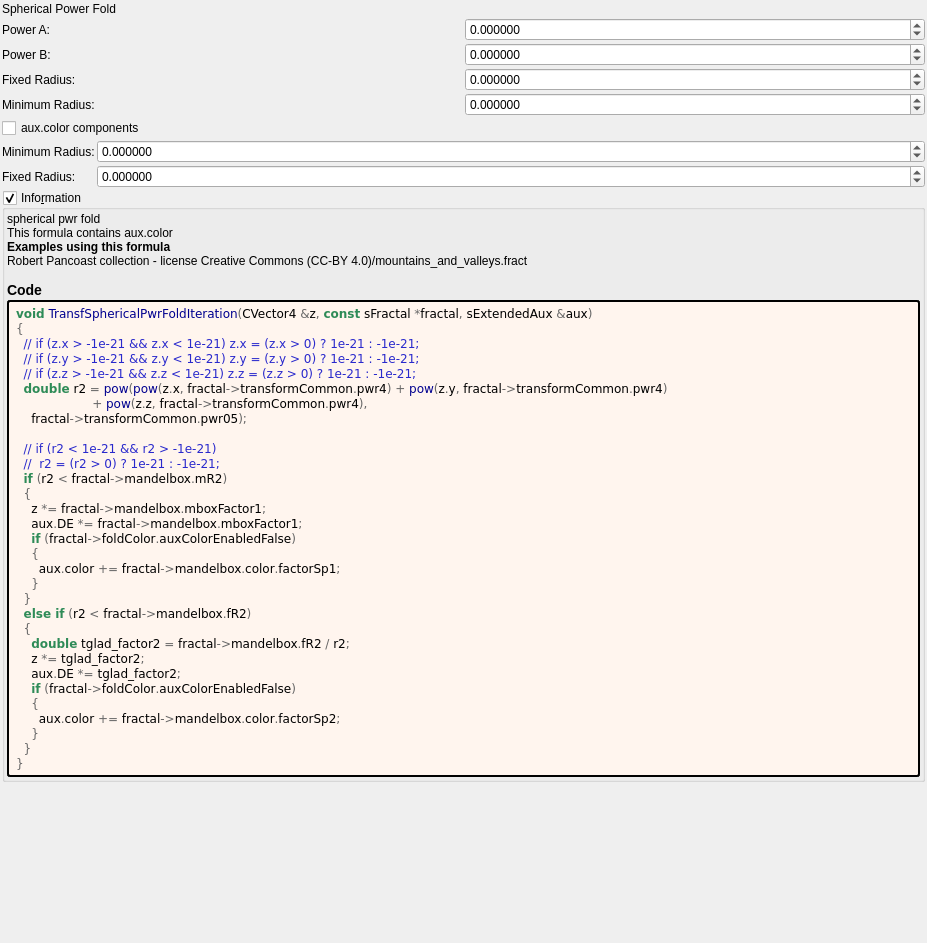
buddhi1980/mandelbulber2, file mandelbulber2/formula/ui/transf_spherical_pwr_fold.ui: the form before one commit.
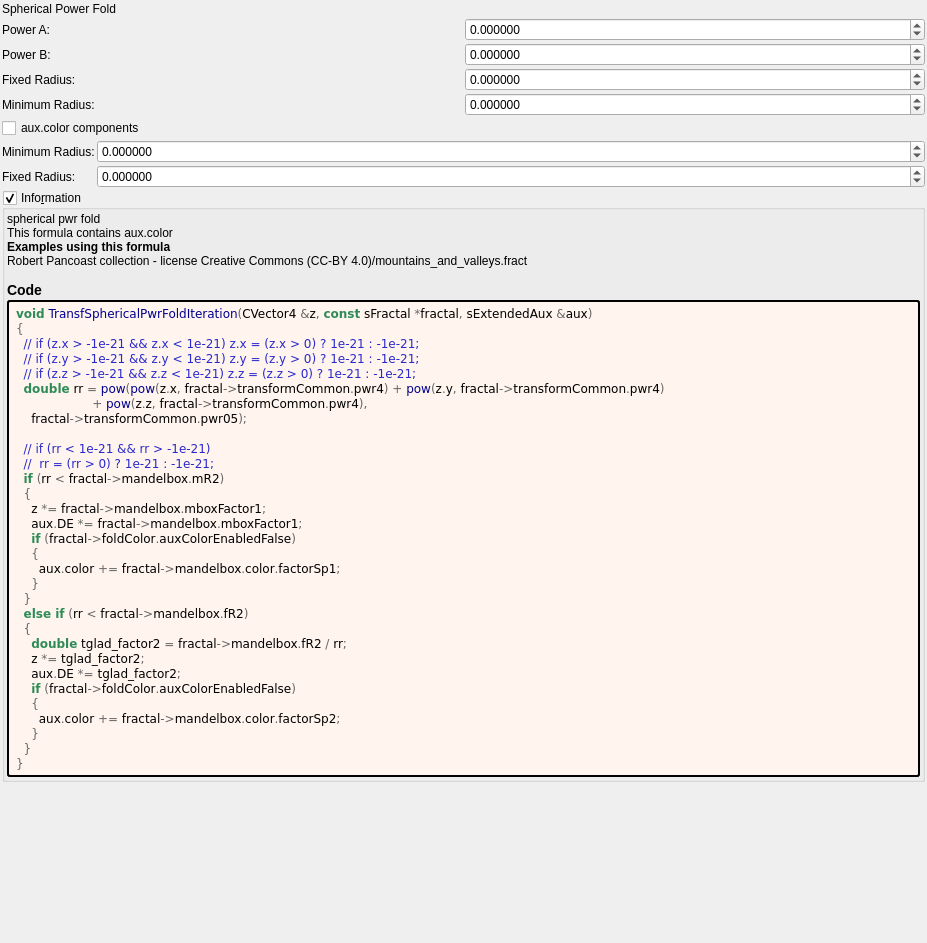
The form after the commit. Custom widgets are drawn as their Qt base class.

Patch:
```diff
--- a/mandelbulber2/formula/ui/transf_spherical_pwr_fold.ui
+++ b/mandelbulber2/formula/ui/transf_spherical_pwr_fold.ui
@@ -324,13 +324,13 @@
   &lt;span style=&quot;color:#2929cc&quot;&gt;// if (z.x &amp;gt; -1e-21 &amp;amp;&amp;amp; z.x &amp;lt; 1e-21) z.x = (z.x &amp;gt; 0) ? 1e-21 : -1e-21;&lt;/span&gt;
   &lt;span style=&quot;color:#2929cc&quot;&gt;// if (z.y &amp;gt; -1e-21 &amp;amp;&amp;amp; z.y &amp;lt; 1e-21) z.y = (z.y &amp;gt; 0) ? 1e-21 : -1e-21;&lt;/span&gt;
   &lt;span style=&quot;color:#2929cc&quot;&gt;// if (z.z &amp;gt; -1e-21 &amp;amp;&amp;amp; z.z &amp;lt; 1e-21) z.z = (z.z &amp;gt; 0) ? 1e-21 : -1e-21;&lt;/span&gt;
-  &lt;span style=&quot;color:#2e8b57; font-weight:bold&quot;&gt;double&lt;/span&gt; r2 &lt;span style=&quot;color:#676767&quot;&gt;=&lt;/span&gt; &lt;span style=&quot;color:#00008f&quot;&gt;pow&lt;/span&gt;&lt;span style=&quot;color:#676767&quot;&gt;(&lt;/span&gt;&lt;span style=&quot;color:#00008f&quot;&gt;pow&lt;/span&gt;&lt;span style=&quot;color:#676767&quot;&gt;(&lt;/span&gt;z&lt;span style=&quot;color:#676767&quot;&gt;.&lt;/span&gt;x&lt;span style=&quot;color:#676767&quot;&gt;,&lt;/span&gt; fractal&lt;span style=&quot;color:#676767&quot;&gt;-&amp;gt;&lt;/span&gt;transformCommon&lt;span style=&quot;color:#676767&quot;&gt;.&lt;/span&gt;pwr4&lt;span style=&quot;color:#676767&quot;&gt;) +&lt;/span&gt; &lt;span style=&quot;color:#00008f&quot;&gt;pow&lt;/span&gt;&lt;span style=&quot;color:#676767&quot;&gt;(&lt;/span&gt;z&lt;span style=&quot;color:#676767&quot;&gt;.&lt;/span&gt;y&lt;span style=&quot;color:#676767&quot;&gt;,&lt;/span&gt; fractal&lt;span style=&quot;color:#676767&quot;&gt;-&amp;gt;&lt;/span&gt;transformCommon&lt;span style=&quot;color:#676767&quot;&gt;.&lt;/span&gt;pwr4&lt;span style=&quot;color:#676767&quot;&gt;)&lt;/span&gt;
+  &lt;span style=&quot;color:#2e8b57; font-weight:bold&quot;&gt;double&lt;/span&gt; rr &lt;span style=&quot;color:#676767&quot;&gt;=&lt;/span&gt; &lt;span style=&quot;color:#00008f&quot;&gt;pow&lt;/span&gt;&lt;span style=&quot;color:#676767&quot;&gt;(&lt;/span&gt;&lt;span style=&quot;color:#00008f&quot;&gt;pow&lt;/span&gt;&lt;span style=&quot;color:#676767&quot;&gt;(&lt;/span&gt;z&lt;span style=&quot;color:#676767&quot;&gt;.&lt;/span&gt;x&lt;span style=&quot;color:#676767&quot;&gt;,&lt;/span&gt; fractal&lt;span style=&quot;color:#676767&quot;&gt;-&amp;gt;&lt;/span&gt;transformCommon&lt;span style=&quot;color:#676767&quot;&gt;.&lt;/span&gt;pwr4&lt;span style=&quot;color:#676767&quot;&gt;) +&lt;/span&gt; &lt;span style=&quot;color:#00008f&quot;&gt;pow&lt;/span&gt;&lt;span style=&quot;color:#676767&quot;&gt;(&lt;/span&gt;z&lt;span style=&quot;color:#676767&quot;&gt;.&lt;/span&gt;y&lt;span style=&quot;color:#676767&quot;&gt;,&lt;/span&gt; fractal&lt;span style=&quot;color:#676767&quot;&gt;-&amp;gt;&lt;/span&gt;transformCommon&lt;span style=&quot;color:#676767&quot;&gt;.&lt;/span&gt;pwr4&lt;span style=&quot;color:#676767&quot;&gt;)&lt;/span&gt;
                     &lt;span style=&quot;color:#676767&quot;&gt;+&lt;/span&gt; &lt;span style=&quot;color:#00008f&quot;&gt;pow&lt;/span&gt;&lt;span style=&quot;color:#676767&quot;&gt;(&lt;/span&gt;z&lt;span style=&quot;color:#676767&quot;&gt;.&lt;/span&gt;z&lt;span style=&quot;color:#676767&quot;&gt;,&lt;/span&gt; fractal&lt;span style=&quot;color:#676767&quot;&gt;-&amp;gt;&lt;/span&gt;transformCommon&lt;span style=&quot;color:#676767&quot;&gt;.&lt;/span&gt;pwr4&lt;span style=&quot;color:#676767&quot;&gt;),&lt;/span&gt;
     fractal&lt;span style=&quot;color:#676767&quot;&gt;-&amp;gt;&lt;/span&gt;transformCommon&lt;span style=&quot;color:#676767&quot;&gt;.&lt;/span&gt;pwr05&lt;span style=&quot;color:#676767&quot;&gt;);&lt;/span&gt;
 
-  &lt;span style=&quot;color:#2929cc&quot;&gt;// if (r2 &amp;lt; 1e-21 &amp;amp;&amp;amp; r2 &amp;gt; -1e-21)&lt;/span&gt;
-  &lt;span style=&quot;color:#2929cc&quot;&gt;//  r2 = (r2 &amp;gt; 0) ? 1e-21 : -1e-21;&lt;/span&gt;
-  &lt;span style=&quot;color:#2e8b57; font-weight:bold&quot;&gt;if&lt;/span&gt; &lt;span style=&quot;color:#676767&quot;&gt;(&lt;/span&gt;r2 &lt;span style=&quot;color:#676767&quot;&gt;&amp;lt;&lt;/span&gt; fractal&lt;span style=&quot;color:#676767&quot;&gt;-&amp;gt;&lt;/span&gt;mandelbox&lt;span style=&quot;color:#676767&quot;&gt;.&lt;/span&gt;mR2&lt;span style=&quot;color:#676767&quot;&gt;)&lt;/span&gt;
+  &lt;span style=&quot;color:#2929cc&quot;&gt;// if (rr &amp;lt; 1e-21 &amp;amp;&amp;amp; rr &amp;gt; -1e-21)&lt;/span&gt;
+  &lt;span style=&quot;color:#2929cc&quot;&gt;//  rr = (rr &amp;gt; 0) ? 1e-21 : -1e-21;&lt;/span&gt;
+  &lt;span style=&quot;color:#2e8b57; font-weight:bold&quot;&gt;if&lt;/span&gt; &lt;span style=&quot;color:#676767&quot;&gt;(&lt;/span&gt;rr &lt;span style=&quot;color:#676767&quot;&gt;&amp;lt;&lt;/span&gt; fractal&lt;span style=&quot;color:#676767&quot;&gt;-&amp;gt;&lt;/span&gt;mandelbox&lt;span style=&quot;color:#676767&quot;&gt;.&lt;/span&gt;mR2&lt;span style=&quot;color:#676767&quot;&gt;)&lt;/span&gt;
   &lt;span style=&quot;color:#676767&quot;&gt;{&lt;/span&gt;
     z &lt;span style=&quot;color:#676767&quot;&gt;*=&lt;/span&gt; fractal&lt;span style=&quot;color:#676767&quot;&gt;-&amp;gt;&lt;/span&gt;mandelbox&lt;span style=&quot;color:#676767&quot;&gt;.&lt;/span&gt;mboxFactor1&lt;span style=&quot;color:#676767&quot;&gt;;&lt;/span&gt;
     aux&lt;span style=&quot;color:#676767&quot;&gt;.&lt;/span&gt;DE &lt;span style=&quot;color:#676767&quot;&gt;*=&lt;/span&gt; fractal&lt;span style=&quot;color:#676767&quot;&gt;-&amp;gt;&lt;/span&gt;mandelbox&lt;span style=&quot;color:#676767&quot;&gt;.&lt;/span&gt;mboxFactor1&lt;span style=&quot;color:#676767&quot;&gt;;&lt;/span&gt;
@@ -339,9 +339,9 @@
       aux&lt;span style=&quot;color:#676767&quot;&gt;.&lt;/span&gt;color &lt;span style=&quot;color:#676767&quot;&gt;+=&lt;/span&gt; fractal&lt;span style=&quot;color:#676767&quot;&gt;-&amp;gt;&lt;/span&gt;mandelbox&lt;span style=&quot;color:#676767&quot;&gt;.&lt;/span&gt;color&lt;span style=&quot;color:#676767&quot;&gt;.&lt;/span&gt;factorSp1&lt;span style=&quot;color:#676767&quot;&gt;;&lt;/span&gt;
     &lt;span style=&quot;color:#676767&quot;&gt;}&lt;/span&gt;
   &lt;span style=&quot;color:#676767&quot;&gt;}&lt;/span&gt;
-  &lt;span style=&quot;color:#2e8b57; font-weight:bold&quot;&gt;else if&lt;/span&gt; &lt;span style=&quot;color:#676767&quot;&gt;(&lt;/span&gt;r2 &lt;span style=&quot;color:#676767&quot;&gt;&amp;lt;&lt;/span&gt; fractal&lt;span style=&quot;color:#676767&quot;&gt;-&amp;gt;&lt;/span&gt;mandelbox&lt;span style=&quot;color:#676767&quot;&gt;.&lt;/span&gt;fR2&lt;span style=&quot;color:#676767&quot;&gt;)&lt;/span&gt;
+  &lt;span style=&quot;color:#2e8b57; font-weight:bold&quot;&gt;else if&lt;/span&gt; &lt;span style=&quot;color:#676767&quot;&gt;(&lt;/span&gt;rr &lt;span style=&quot;color:#676767&quot;&gt;&amp;lt;&lt;/span&gt; fractal&lt;span style=&quot;color:#676767&quot;&gt;-&amp;gt;&lt;/span&gt;mandelbox&lt;span style=&quot;color:#676767&quot;&gt;.&lt;/span&gt;fR2&lt;span style=&quot;color:#676767&quot;&gt;)&lt;/span&gt;
   &lt;span style=&quot;color:#676767&quot;&gt;{&lt;/span&gt;
-    &lt;span style=&quot;color:#2e8b57; font-weight:bold&quot;&gt;double&lt;/span&gt; tglad_factor2 &lt;span style=&quot;color:#676767&quot;&gt;=&lt;/span&gt; fractal&lt;span style=&quot;color:#676767&quot;&gt;-&amp;gt;&lt;/span&gt;mandelbox&lt;span style=&quot;color:#676767&quot;&gt;.&lt;/span&gt;fR2 &lt;span style=&quot;color:#676767&quot;&gt;/&lt;/span&gt; r2&lt;span style=&quot;color:#676767&quot;&gt;;&lt;/span&gt;
+    &lt;span style=&quot;color:#2e8b57; font-weight:bold&quot;&gt;double&lt;/span&gt; tglad_factor2 &lt;span style=&quot;color:#676767&quot;&gt;=&lt;/span&gt; fractal&lt;span style=&quot;color:#676767&quot;&gt;-&amp;gt;&lt;/span&gt;mandelbox&lt;span style=&quot;color:#676767&quot;&gt;.&lt;/span&gt;fR2 &lt;span style=&quot;color:#676767&quot;&gt;/&lt;/span&gt; rr&lt;span style=&quot;color:#676767&quot;&gt;;&lt;/span&gt;
     z &lt;span style=&quot;color:#676767&quot;&gt;*=&lt;/span&gt; tglad_factor2&lt;span style=&quot;color:#676767&quot;&gt;;&lt;/span&gt;
     aux&lt;span style=&quot;color:#676767&quot;&gt;.&lt;/span&gt;DE &lt;span style=&quot;color:#676767&quot;&gt;*=&lt;/span&gt; tglad_factor2&lt;span style=&quot;color:#676767&quot;&gt;;&lt;/span&gt;
     &lt;span style=&quot;color:#2e8b57; font-weight:bold&quot;&gt;if&lt;/span&gt; &lt;span style=&quot;color:#676767&quot;&gt;(&lt;/span&gt;fractal&lt;span style=&quot;color:#676767&quot;&gt;-&amp;gt;&lt;/span&gt;foldColor&lt;span style=&quot;color:#676767&quot;&gt;.&lt;/span&gt;auxColorEnabledFalse&lt;span style=&quot;color:#676767&quot;&gt;)&lt;/span&gt;
```
Left out of the diff: 2 changed lines with no effect on the pictures.
